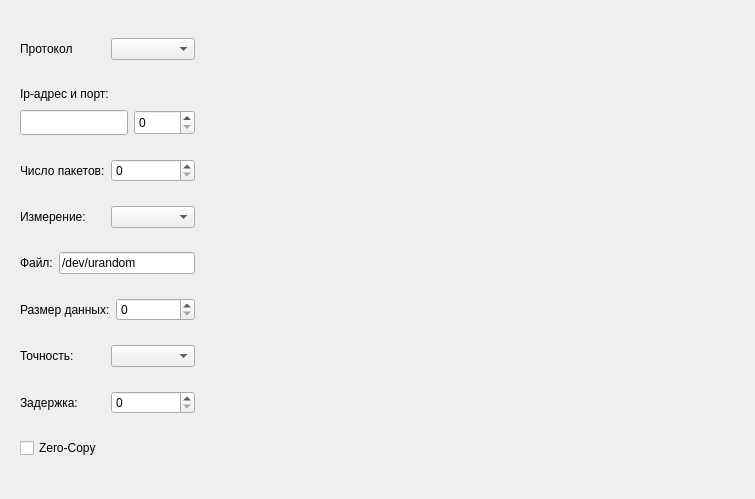
OSLL/Linux_FreeBSD_networking_perf, file gui/forms/sendtimestampwidget.ui: the form before one commit.
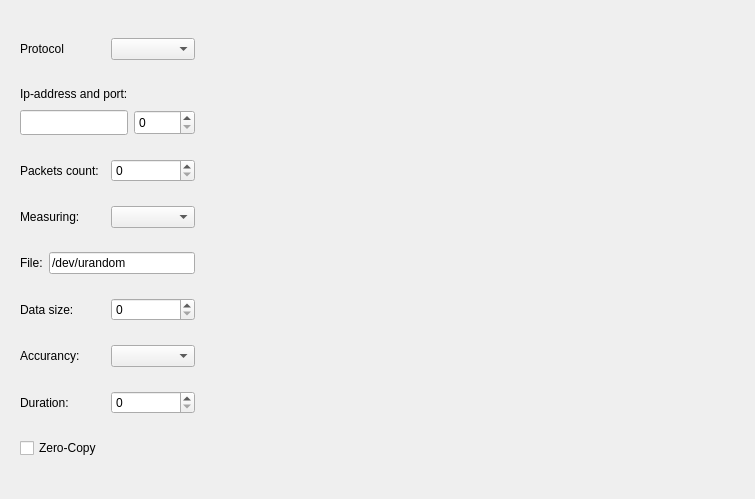
The form after the commit.

Diff of the .ui file:
```diff
--- a/gui/forms/sendtimestampwidget.ui
+++ b/gui/forms/sendtimestampwidget.ui
@@ -33,7 +33,7 @@
           <item>
            <widget class="QLabel" name="protocolLabel">
             <property name="text">
-             <string>Протокол</string>
+             <string>Protocol</string>
             </property>
            </widget>
           </item>
@@ -53,7 +53,7 @@
              </size>
             </property>
             <property name="text">
-             <string>Ip-адрес и порт:</string>
+             <string>Ip-address and port:</string>
             </property>
            </widget>
           </item>
@@ -103,7 +103,7 @@
              </size>
             </property>
             <property name="text">
-             <string>Число пакетов:</string>
+             <string>Packets count:</string>
             </property>
            </widget>
           </item>
@@ -121,7 +121,7 @@
           <item>
            <widget class="QLabel" name="measureTypeLabel">
             <property name="text">
-             <string>Измерение:</string>
+             <string>Measuring:</string>
             </property>
            </widget>
           </item>
@@ -135,7 +135,7 @@
           <item>
            <widget class="QLabel" name="fileLabel">
             <property name="text">
-             <string>Файл:</string>
+             <string>File:</string>
             </property>
            </widget>
           </item>
@@ -153,7 +153,7 @@
           <item>
            <widget class="QLabel" name="dataSizeLabel">
             <property name="text">
-             <string>Размер данных:</string>
+             <string>Data size:</string>
             </property>
            </widget>
           </item>
@@ -171,7 +171,7 @@
           <item>
            <widget class="QLabel" name="accuracyLabel">
             <property name="text">
-             <string>Точность:</string>
+             <string>Accurancy:</string>
             </property>
            </widget>
           </item>
@@ -185,7 +185,7 @@
           <item>
            <widget class="QLabel" name="delayLabel">
             <property name="text">
-             <string>Задержка:</string>
+             <string>Duration:</string>
             </property>
            </widget>
           </item>
```
